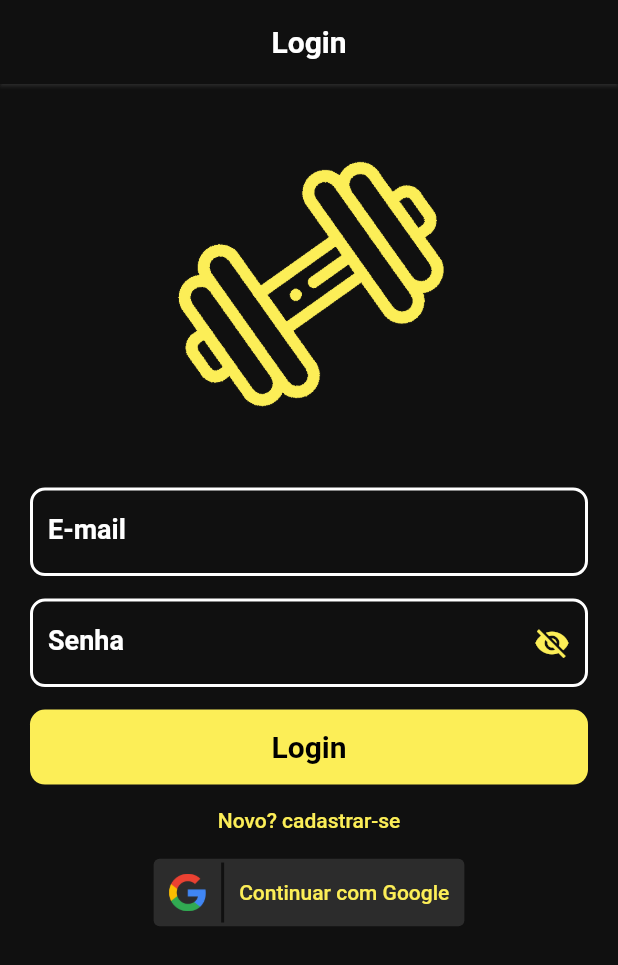
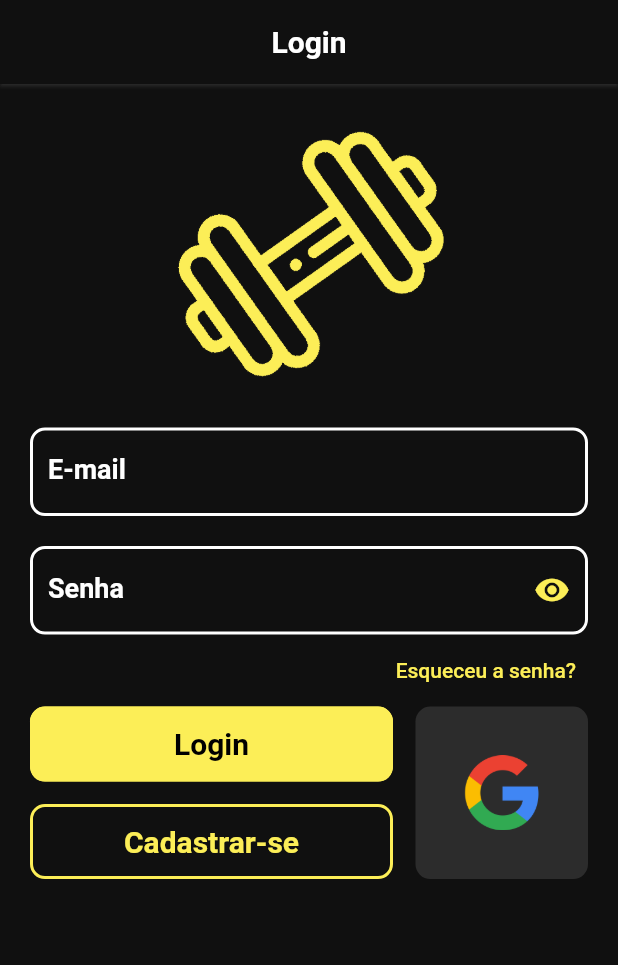
Before and after one commit to TalisTM/fit_training_clean, a Flutter app: the screen it shows after launch, on a phone screen of 412 x 824 dp. Shown: the top 965 px of the screen. Run offline on Flutter 3.47's test engine with Material 2 defaults, Android fonts, the phone set to English and light mode, and no system bars; our stand-ins replace cloud_firestore, connectivity_plus, dartz, firebase_auth, firebase_core, flutter_mobx and 4 more; accounts and stored records are empty; generated files the repository leaves out were written again.

Commit message:
fix buttons

```diff
--- a/lib/app/core/components/custom_elevated_button.dart
+++ b/lib/app/core/components/custom_elevated_button.dart
@@ -3,30 +3,50 @@ import 'package:flutter/material.dart';
 class CustomElevatedButton extends StatelessWidget {
   final String label;
   final VoidCallback? onPressed;
+  final EdgeInsets? margin;
+  final Color backgroundColor;
+  final Color labelColor;
   const CustomElevatedButton({
     required this.label,
     this.onPressed,
+    this.margin,
+    this.backgroundColor = const Color(0xFFFCEE57),
+    this.labelColor = Colors.black,
+    Key? key,
+  }) : super(key: key);
+
+  const CustomElevatedButton.outlined({
+    required this.label,
+    this.onPressed,
+    this.margin,
+    this.backgroundColor = Colors.transparent,
+    this.labelColor = const Color(0xFFFCEE57),
     Key? key,
   }) : super(key: key);
 
   @override
   Widget build(BuildContext context) {
-    return SizedBox(
+    return Container(
+      margin: margin,
       height: 50,
       child: TextButton(
         style: ButtonStyle(
-          backgroundColor: MaterialStateProperty.all<Color>(
-            (Theme.of(context).primaryColor),
-          ),
+          backgroundColor: MaterialStateProperty.all<Color>(backgroundColor),
           shape: MaterialStateProperty.all<OutlinedBorder>(
-            RoundedRectangleBorder(borderRadius: BorderRadius.circular(10)),
+            RoundedRectangleBorder(
+              borderRadius: BorderRadius.circular(10),
+              side: BorderSide(
+                width: 2,
+                color: Theme.of(context).primaryColor,
+              ),
+            ),
           ),
         ),
         onPressed: onPressed,
         child: Text(
           label,
-          style: const TextStyle(
-            color: Colors.black,
+          style: TextStyle(
+            color: labelColor,
             fontWeight: FontWeight.w700,
             fontSize: 20,
           ),
--- /dev/null
+++ b/lib/app/core/components/custom_text_button.dart
@@ -0,0 +1,27 @@
+import 'package:flutter/material.dart';
+
+class CustomTextButton extends StatelessWidget {
+  final EdgeInsets? padding;
+  final String label;
+  final VoidCallback? onPressed;
+  const CustomTextButton({
+    required this.label,
+    this.onPressed,
+    this.padding,
+    Key? key,
+  }) : super(key: key);
+
+  @override
+  Widget build(BuildContext context) {
+    return Padding(
+      padding: padding ?? EdgeInsets.zero,
+      child: TextButton(
+        onPressed: onPressed,
+        child: Text(
+          label,
+          style: TextStyle(color: Theme.of(context).primaryColor),
+        ),
+      ),
+    );
+  }
+}
--- a/lib/app/modules/login/presenter/pages/login/login_page.dart
+++ b/lib/app/modules/login/presenter/pages/login/login_page.dart
@@ -1,4 +1,5 @@
 import 'package:fit_training_clean/app/core/components/custom_elevated_button.dart';
+import 'package:fit_training_clean/app/core/components/custom_text_button.dart';
 import 'package:fit_training_clean/app/core/components/custom_textfield.dart';
 import 'package:fit_training_clean/app/core/utils/status.dart';
 import 'package:fit_training_clean/app/modules/login/presenter/pages/login/login_store.dart';
@@ -70,7 +71,7 @@ class _LoginPageState extends State<LoginPage> {
             mainAxisAlignment: MainAxisAlignment.center,
             children: [
               Padding(
-                padding: const EdgeInsets.only(top: 40, bottom: 40),
+                padding: const EdgeInsets.symmetric(vertical: 20),
                 child: Image.asset(
                   "assets/images/logo.png",
                   color: Theme.of(context).primaryColor,
@@ -92,69 +93,74 @@ class _LoginPageState extends State<LoginPage> {
                 ),
                 CustomTextfield(
                   controller: passwordController,
-                  padding: const EdgeInsets.symmetric(vertical: 15),
+                  padding: const EdgeInsets.only(top: 20),
                   labelText: "Senha",
                   hintText: "********",
                   obscureText: store.hidePassword,
                   onChanged: store.setPassword,
                   validator: store.validatorPassword,
-                  suffixIcon: store.hidePassword ? Icons.visibility_off : Icons.visibility,
+                  suffixIcon: store.hidePassword ? Icons.visibility : Icons.visibility_off,
                   suffixPressed: () => store.setHidePassowrd(!store.hidePassword),
                 ),
               ],
             ),
           ),
+          Row(
+            mainAxisAlignment: MainAxisAlignment.end,
+            children: [
+              CustomTextButton(
+                label: "Esqueceu a senha?",
+                onPressed: () {},
+              ),
+            ],
+          ),
+          IntrinsicHeight(
+            child: Row(
+              crossAxisAlignment: CrossAxisAlignment.stretch,
+              children: [
+                Expanded(
+                  child: Column(
+                    crossAxisAlignment: CrossAxisAlignment.stretch,
+                    children: [
                       CustomElevatedButton(
                         label: "Login",
+                        margin: const EdgeInsets.only(bottom: 15),
                         onPressed: store.onEnterEmail,
                       ),
-          TextButton(
+                      CustomElevatedButton.outlined(
+                        label: "Cadastrar-se",
                         onPressed: () => Modular.to.pushNamed("/register"),
-            child: Text(
-              "Novo? cadastrar-se",
-              style: TextStyle(color: Theme.of(context).primaryColor),
+                      ),
+                    ],
                   ),
                 ),
-          Row(
-            mainAxisAlignment: MainAxisAlignment.center,
-            mainAxisSize: MainAxisSize.min,
-            children: [
-              TextButton(
+                const SizedBox(width: 15),
+                AspectRatio(
+                  aspectRatio: 1,
+                  child: TextButton(
                     onPressed: store.enterGoogle,
-                child: Row(
-                  children: [
-                    Padding(
+                    child: Padding(
                       padding: const EdgeInsets.all(10),
                       child: Image.asset(
                         "assets/images/logo_google.png",
-                        height: 25,
+                        height: 50,
                       ),
-                    ),
-                    Container(
-                      width: 2,
-                      height: 40,
-                      color: Theme.of(context).scaffoldBackgroundColor,
-                    ),
-                    Padding(
-                      padding: const EdgeInsets.all(10),
-                      child: Text(
-                        "Continuar com Google",
-                        style: TextStyle(color: Theme.of(context).primaryColor),
-                      ),
-                    ),
-                  ],
                     ),
                     style: ButtonStyle(
                       backgroundColor: MaterialStateProperty.all<Color>(
                         (const Color(0xFF2c2c2c)),
                       ),
                       padding: MaterialStateProperty.all<EdgeInsets>(EdgeInsets.zero),
-                  // shape: MaterialStateProperty.all<OutlinedBorder>(
-                  //   RoundedRectangleBorder(borderRadius: BorderRadius.circular(10)),
-                  // ),
+                      shape: MaterialStateProperty.all<OutlinedBorder>(
+                        RoundedRectangleBorder(
+                          borderRadius: BorderRadius.circular(10),
+                        ),
+                      ),
+                    ),
                   ),
                 ),
               ],
+            ),
           ),
           const SizedBox(height: 40)
         ],
--- a/lib/app/modules/register/presenter/pages/register/register_page.dart
+++ b/lib/app/modules/register/presenter/pages/register/register_page.dart
@@ -100,7 +100,7 @@ class _RegisterPageState extends State<RegisterPage> {
                   obscureText: store.hidePassword,
                   onChanged: store.setPassword,
                   validator: store.validatorPassword,
-                  suffixIcon: store.hidePassword ? Icons.visibility_off : Icons.visibility,
+                  suffixIcon: store.hidePassword ? Icons.visibility : Icons.visibility_off,
                   suffixPressed: () => store.setHidePassowrd(!store.hidePassword),
                 ),
               ],
```
Lines whose indentation alone changed are shown as unchanged.
